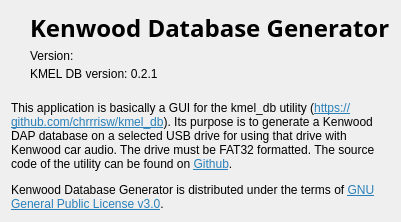
vsvyatski/kmel_db_ui, file forms/aboutdialog.ui: the form before one commit.
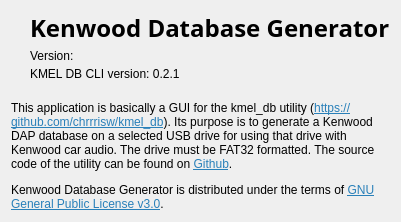
The form after the commit. Icons and pictures are not drawn.

What changed in the file:
```diff
--- a/forms/aboutdialog.ui
+++ b/forms/aboutdialog.ui
@@ -97,7 +97,7 @@
         </sizepolicy>
        </property>
        <property name="text">
-        <string>KMEL DB version: 0.2.1</string>
+        <string>KMEL DB CLI version: 0.2.1</string>
        </property>
       </widget>
      </item>
```
